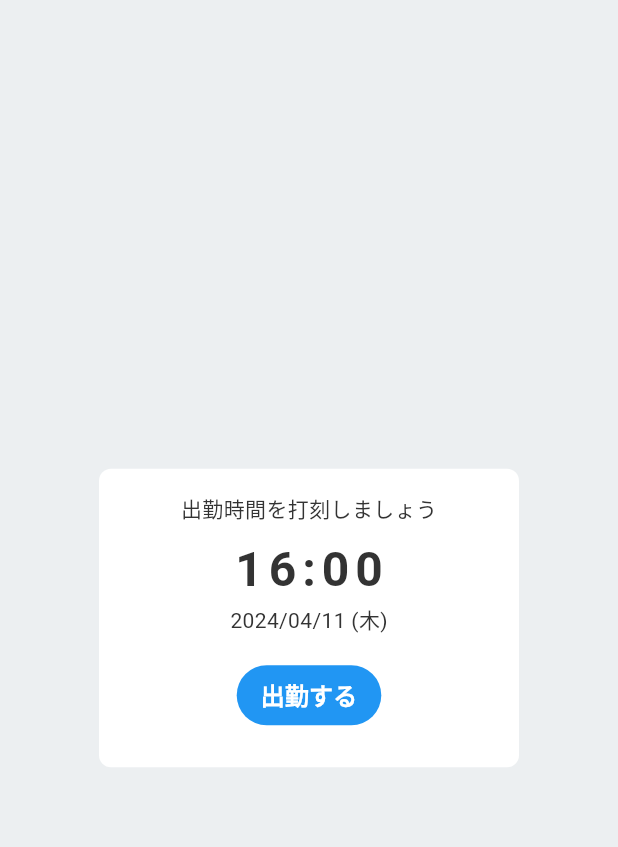
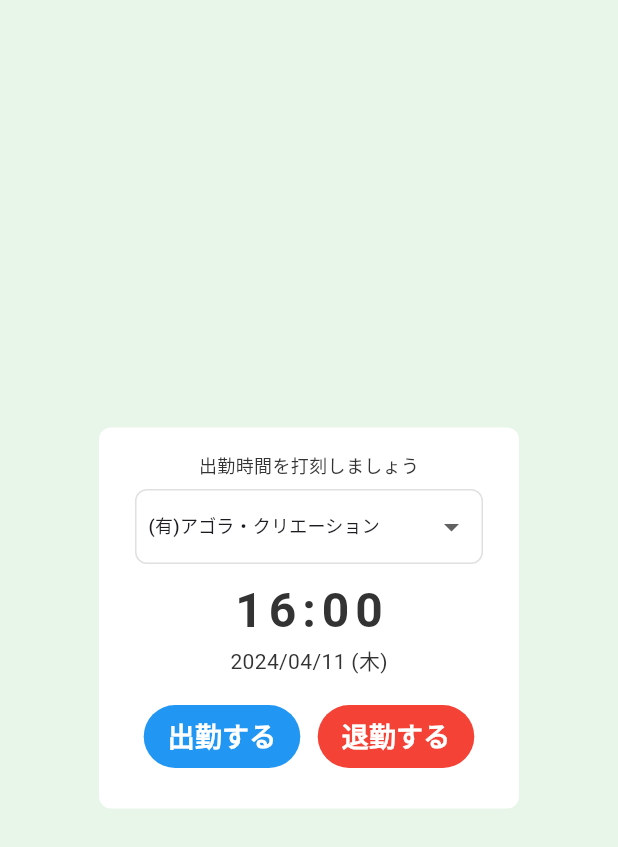
Before and after one commit to agora-creation/kintaikei_app, a Flutter app: the CustomAlertDialog widget shown alone on an empty page, opened directly, on a phone screen of 412 x 824 dp. Shown: the top 847 px of the screen. Run offline on Flutter 3.47's test engine with Material 3 defaults, Android fonts, the phone set to English and light mode, and no system bars; our stand-ins replace modal_bottom_sheet, syncfusion_flutter_calendar; missing offline and left inert: syncfusion_localizations; Roboto replaces fonts that are missing (SourceHanSansJP-Bold, SourceHanSansJP-Regular).

Commit message:
20240412 commit

```diff
--- a/lib/widgets/custom_alert_dialog.dart
+++ b/lib/widgets/custom_alert_dialog.dart
@@ -12,8 +12,8 @@
   @override
   Widget build(BuildContext context) {
     return AlertDialog(
-      backgroundColor: kAlertBackColor,
-      surfaceTintColor: kAlertBackColor,
+      backgroundColor: kWhiteColor,
+      surfaceTintColor: kWhiteColor,
       shape: const RoundedRectangleBorder(
         borderRadius: BorderRadius.all(Radius.circular(8)),
       ),
--- /dev/null
+++ b/lib/widgets/custom_dropdown.dart
@@ -0,0 +1,35 @@
+import 'package:flutter/material.dart';
+import 'package:kintaikei_app/common/style.dart';
+
+class CustomDropdown extends StatelessWidget {
+  const CustomDropdown({super.key});
+
+  @override
+  Widget build(BuildContext context) {
+    return Container(
+      decoration: BoxDecoration(
+        border: Border.all(color: kGrey300Color),
+        borderRadius: const BorderRadius.all(Radius.circular(8)),
+      ),
+      padding: const EdgeInsets.symmetric(horizontal: 8),
+      child: DropdownButton<String>(
+        underline: Container(),
+        isExpanded: true,
+        value: '(有)アゴラ・クリエーション',
+        onChanged: (value) {},
+        items: const [
+          DropdownMenuItem(
+            value: '(有)アゴラ・クリエーション',
+            child: Text(
+              '(有)アゴラ・クリエーション',
+              style: TextStyle(fontSize: 12),
+              softWrap: false,
+              overflow: TextOverflow.ellipsis,
+              maxLines: 1,
+            ),
+          ),
+        ],
+      ),
+    );
+  }
+}
--- /dev/null
+++ b/lib/widgets/date_time_widget.dart
@@ -0,0 +1,27 @@
+import 'package:flutter/material.dart';
+
+class DateTimeWidget extends StatelessWidget {
+  const DateTimeWidget({super.key});
+
+  @override
+  Widget build(BuildContext context) {
+    return const Column(
+      crossAxisAlignment: CrossAxisAlignment.center,
+      children: [
+        Text(
+          '16:00',
+          style: TextStyle(
+            fontSize: 32,
+            fontWeight: FontWeight.bold,
+            fontFamily: 'SourceHanSansJP-Bold',
+            letterSpacing: 4,
+          ),
+        ),
+        Text(
+          '2024/04/11 (木)',
+          style: TextStyle(fontSize: 14),
+        ),
+      ],
+    );
+  }
+}
--- /dev/null
+++ b/lib/widgets/dialog_action_button.dart
@@ -0,0 +1,42 @@
+import 'package:flutter/material.dart';
+
+class DialogActionButton extends StatelessWidget {
+  final String label;
+  final Color labelColor;
+  final Color backgroundColor;
+  final Function()? onPressed;
+
+  const DialogActionButton({
+    required this.label,
+    required this.labelColor,
+    required this.backgroundColor,
+    required this.onPressed,
+    super.key,
+  });
+
+  @override
+  Widget build(BuildContext context) {
+    return TextButton(
+      onPressed: onPressed,
+      style: TextButton.styleFrom(
+        backgroundColor: backgroundColor,
+        shape: RoundedRectangleBorder(
+          borderRadius: BorderRadius.circular(100),
+        ),
+        padding: const EdgeInsets.symmetric(
+          vertical: 8,
+          horizontal: 16,
+        ),
+      ),
+      child: Text(
+        label,
+        style: TextStyle(
+          color: labelColor,
+          fontSize: 18,
+          fontWeight: FontWeight.bold,
+          fontFamily: 'SourceHanSansJP-Bold',
+        ),
+      ),
+    );
+  }
+}
--- a/lib/widgets/group_select.dart
+++ b/lib/widgets/group_select.dart
@@ -17,7 +17,8 @@
       onTap: onTap,
       child: Container(
         decoration: const BoxDecoration(
-          border: Border(bottom: BorderSide(color: kBorderColor)),
+          color: kWhiteColor,
+          border: Border(bottom: BorderSide(color: kGrey300Color)),
         ),
         padding: const EdgeInsets.all(8),
         child: Row(
@@ -30,7 +31,7 @@
             ),
             const Icon(
               Icons.arrow_drop_down,
-              color: kIconColor,
+              color: kGreyColor,
             ),
           ],
         ),
--- a/pubspec.yaml
+++ b/pubspec.yaml
@@ -21,6 +21,10 @@
   shared_preferences: ^2.2.2
   syncfusion_localizations: ^23.2.7
   syncfusion_flutter_calendar: ^23.2.7
+  modal_bottom_sheet: ^2.1.2
+
+dependency_overrides:
+  modal_bottom_sheet: ^3.0.0-pre
 
 dev_dependencies:
   flutter_test:
```
Also changed, not shown: lib/common/functions.dart (added, +32 -0 lines), lib/common/style.dart (+22 -22 lines), lib/screens/home.dart (+39 -38 lines), lib/screens/user.dart (added, +32 -0 lines), lib/widgets/home_calendar.dart (+9 -1 lines), pubspec.lock.
